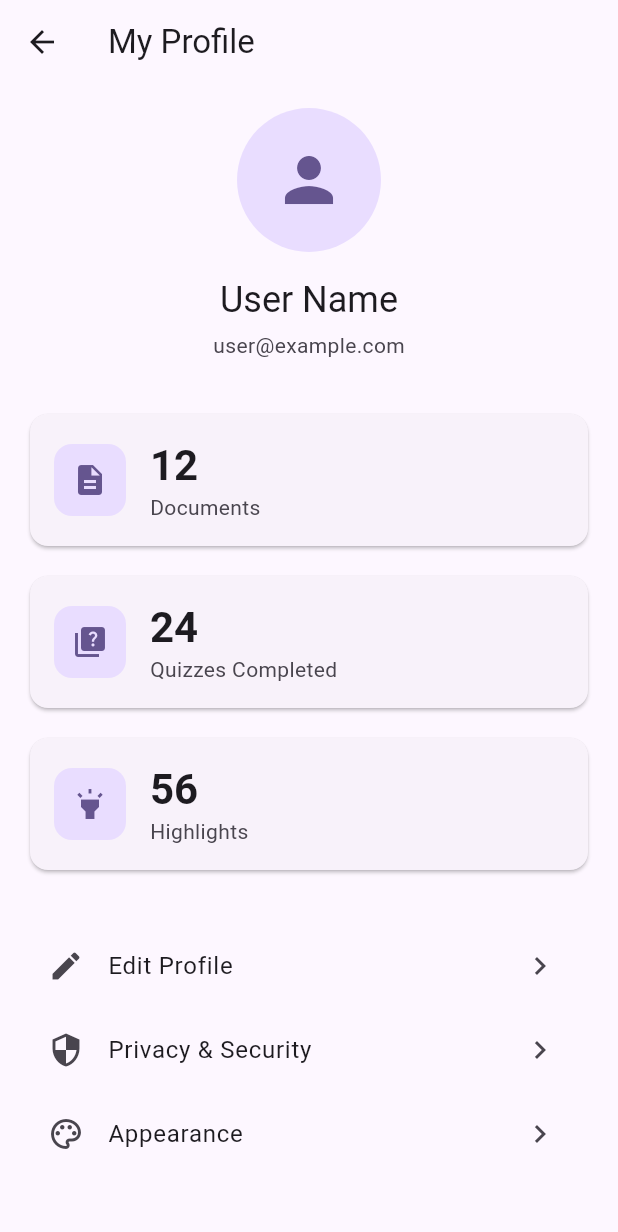
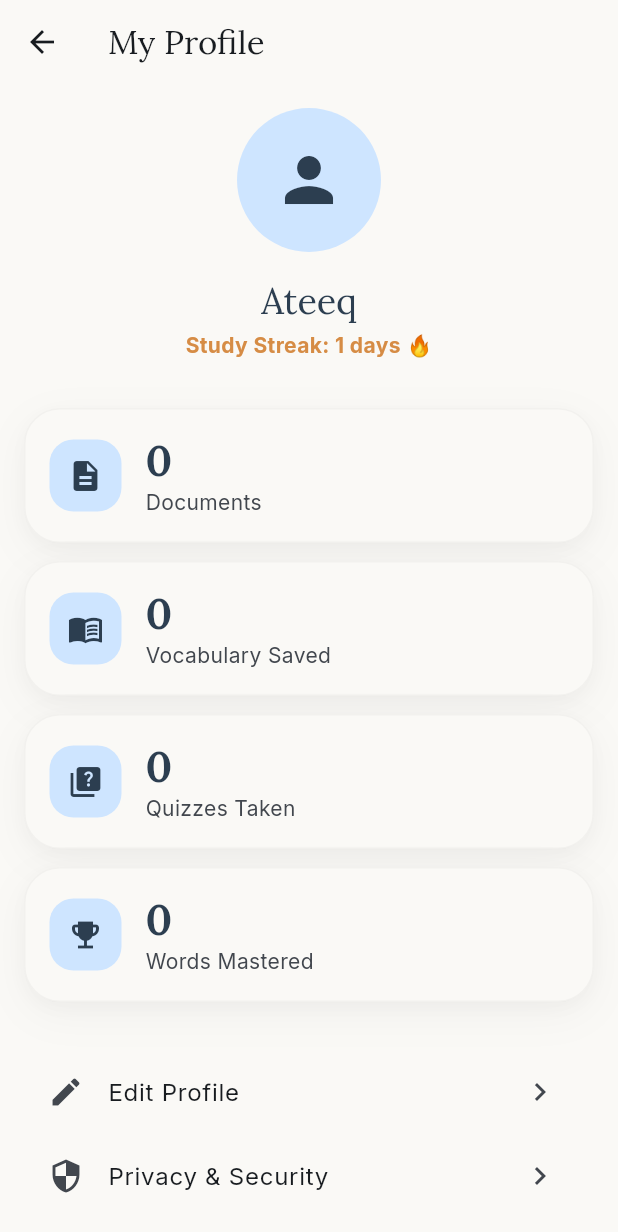
Before and after one commit to Ateeq079/fyp, a Flutter app: the HomePage screen opened directly, in the side drawer, after a tap on "My Profile", on a phone screen of 412 x 824 dp. Shown: the top 1232 px of the screen. Run offline on Flutter 3.47's test engine with Material 3 defaults, Android fonts, the light colour scheme and no system bars; our stand-ins replace file_picker, google_fonts, supabase_flutter; missing offline and left inert: syncfusion_flutter_pdfviewer; accounts and stored records are empty; network calls fail.

Commit message:
feat: implement user statistics service and integrate study summary dashboard into profile and home views

```diff
--- a/frontend/flutter_application/lib/pages/home_page.dart
+++ b/frontend/flutter_application/lib/pages/home_page.dart
@@ -47,11 +47,13 @@ class _HomePageState extends State<HomePage> {
     return Scaffold(
       // --- Top Navigation Bar ---
       appBar: AppBar(
+        centerTitle: true,
         title: Row(
+          mainAxisSize: MainAxisSize.min,
           children: [
             Icon(Icons.auto_stories_rounded, color: colorScheme.primary),
             const SizedBox(width: 8),
-            const Text('LexiNote'),
+            Text('LexiNote', style: Theme.of(context).textTheme.headlineSmall?.copyWith(fontWeight: FontWeight.bold)),
           ],
         ),
         actions: [
@@ -164,6 +166,9 @@ class _HomePageState extends State<HomePage> {
       body: _pages[_selectedIndex],
       // --- Bottom Navigation Bar ---
       bottomNavigationBar: NavigationBar(
+        elevation: 0,
+        backgroundColor: colorScheme.surface,
+        indicatorColor: colorScheme.primaryContainer,
         selectedIndex: _selectedIndex,
         onDestinationSelected: (index) {
           setState(() => _selectedIndex = index);
--- a/frontend/flutter_application/lib/pages/profile_page.dart
+++ b/frontend/flutter_application/lib/pages/profile_page.dart
@@ -1,8 +1,34 @@
 import 'package:flutter/material.dart';
 import '../widgets/stat_card.dart';
+import '../services/stats_service.dart';
 
-class ProfilePage extends StatelessWidget {
+class ProfilePage extends StatefulWidget {
   const ProfilePage({super.key});
+
+  @override
+  State<ProfilePage> createState() => _ProfilePageState();
+}
+
+class _ProfilePageState extends State<ProfilePage> {
+  final _statsService = StatsService();
+  UserStats? _stats;
+  bool _loading = true;
+
+  @override
+  void initState() {
+    super.initState();
+    _loadStats();
+  }
+
+  Future<void> _loadStats() async {
+    final stats = await _statsService.getUserStats();
+    if (mounted) {
+      setState(() {
+        _stats = stats;
+        _loading = false;
+      });
+    }
+  }
 
   @override
   Widget build(BuildContext context) {
@@ -10,7 +36,9 @@ class ProfilePage extends StatelessWidget {
 
     return Scaffold(
       appBar: AppBar(title: const Text('My Profile')),
-      body: ListView(
+      body: _loading
+          ? const Center(child: CircularProgressIndicator())
+          : ListView(
               padding: const EdgeInsets.all(16.0),
               children: [
                 Center(
@@ -27,36 +55,43 @@ class ProfilePage extends StatelessWidget {
                       ),
                       const SizedBox(height: 16),
                       Text(
-                  'User Name',
+                        'Ateeq', // Placeholder for user name
                         style: Theme.of(context).textTheme.headlineSmall,
                       ),
                       const SizedBox(height: 4),
                       Text(
-                  'user@example.com',
+                        'Study Streak: ${_stats?.studyStreakDays ?? 1} days 🔥',
                         style: Theme.of(context).textTheme.bodyMedium?.copyWith(
-                    color: colorScheme.onSurfaceVariant,
+                              color: colorScheme.secondary,
+                              fontWeight: FontWeight.bold,
                             ),
                       ),
                     ],
                   ),
                 ),
                 const SizedBox(height: 32),
-          const StatCard(
+                StatCard(
                   title: 'Documents',
-            value: '12',
+                  value: '${_stats?.totalDocuments ?? 0}',
                   icon: Icons.description,
                 ),
                 const SizedBox(height: 12),
-          const StatCard(
-            title: 'Quizzes Completed',
-            value: '24',
+                StatCard(
+                  title: 'Vocabulary Saved',
+                  value: '${_stats?.totalVocabulary ?? 0}',
+                  icon: Icons.menu_book,
+                ),
+                const SizedBox(height: 12),
+                StatCard(
+                  title: 'Quizzes Taken',
+                  value: '${_stats?.totalQuizzes ?? 0}',
                   icon: Icons.quiz,
                 ),
                 const SizedBox(height: 12),
-          const StatCard(
-            title: 'Highlights',
-            value: '56',
-            icon: Icons.highlight,
+                StatCard(
+                  title: 'Words Mastered',
+                  value: '${_stats?.masteredWords ?? 0}',
+                  icon: Icons.emoji_events,
                 ),
                 const SizedBox(height: 32),
                 ListTile(
@@ -64,12 +99,7 @@ class ProfilePage extends StatelessWidget {
                   title: const Text('Edit Profile'),
                   trailing: const Icon(Icons.chevron_right),
                   onTap: () {
-              ScaffoldMessenger.of(context).showSnackBar(
-                const SnackBar(
-                  content: Text('Edit Profile coming soon'),
-                  behavior: SnackBarBehavior.floating,
-                ),
-              );
+                    _showComingSoon(context, 'Edit Profile');
                   },
                 ),
                 ListTile(
@@ -77,12 +107,7 @@ class ProfilePage extends StatelessWidget {
                   title: const Text('Privacy & Security'),
                   trailing: const Icon(Icons.chevron_right),
                   onTap: () {
-              ScaffoldMessenger.of(context).showSnackBar(
-                const SnackBar(
-                  content: Text('Privacy & Security coming soon'),
-                  behavior: SnackBarBehavior.floating,
-                ),
-              );
+                    _showComingSoon(context, 'Privacy & Security');
                   },
                 ),
                 ListTile(
@@ -90,16 +115,20 @@ class ProfilePage extends StatelessWidget {
                   title: const Text('Appearance'),
                   trailing: const Icon(Icons.chevron_right),
                   onTap: () {
-              ScaffoldMessenger.of(context).showSnackBar(
-                const SnackBar(
-                  content: Text('Appearance settings coming soon'),
-                  behavior: SnackBarBehavior.floating,
-                ),
-              );
+                    _showComingSoon(context, 'Appearance settings');
                   },
                 ),
               ],
             ),
     );
   }
+
+  void _showComingSoon(BuildContext context, String feature) {
+    ScaffoldMessenger.of(context).showSnackBar(
+      SnackBar(
+        content: Text('$feature coming soon'),
+        behavior: SnackBarBehavior.floating,
+      ),
+    );
   }
+}
--- /dev/null
+++ b/frontend/flutter_application/lib/services/stats_service.dart
@@ -0,0 +1,50 @@
+import 'dart:convert';
+import 'package:flutter/foundation.dart';
+import 'api_base.dart';
+
+class UserStats {
+  final int totalDocuments;
+  final int totalVocabulary;
+  final int totalQuizzes;
+  final double averageQuizScore;
+  final int flashcardsDue;
+  final int masteredWords;
+  final int studyStreakDays;
+
+  UserStats({
+    required this.totalDocuments,
+    required this.totalVocabulary,
+    required this.totalQuizzes,
+    required this.averageQuizScore,
+    required this.flashcardsDue,
+    required this.masteredWords,
+    required this.studyStreakDays,
+  });
+
+  factory UserStats.fromJson(Map<String, dynamic> json) {
+    return UserStats(
+      totalDocuments: json['total_documents'] ?? 0,
+      totalVocabulary: json['total_vocabulary'] ?? 0,
+      totalQuizzes: json['total_quizzes'] ?? 0,
+      averageQuizScore: (json['average_quiz_score'] ?? 0.0).toDouble(),
+      flashcardsDue: json['flashcards_due'] ?? 0,
+      masteredWords: json['mastered_words'] ?? 0,
+      studyStreakDays: json['study_streak_days'] ?? 0,
+    );
+  }
+}
+
+class StatsService extends BaseApiService {
+  Future<UserStats?> getUserStats() async {
+    try {
+      final response = await get('/users/me/stats');
+      if (response.statusCode == 200) {
+        return UserStats.fromJson(json.decode(response.body));
+      }
+      return null;
+    } catch (e) {
+      debugPrint('Error fetching stats: $e');
+      return null;
+    }
+  }
+}
--- a/frontend/flutter_application/lib/widgets/documents_view.dart
+++ b/frontend/flutter_application/lib/widgets/documents_view.dart
@@ -4,6 +4,7 @@ import '../services/document_service.dart';
 import '../pages/pdf_viewer_page.dart';
 import 'document_card.dart';
 import 'shared_ui.dart';
+import 'study_summary_header.dart'; // Import the new header
 
 class DocumentsView extends StatefulWidget {
   const DocumentsView({super.key});
@@ -63,6 +64,10 @@ class DocumentsViewState extends State<DocumentsView> {
       child: CustomScrollView(
         physics: const AlwaysScrollableScrollPhysics(),
         slivers: [
+          // --- Study Stats Header ---
+          const SliverToBoxAdapter(
+            child: StudySummaryHeader(),
+          ),
           SliverToBoxAdapter(
             child: Padding(
               padding: const EdgeInsets.fromLTRB(16, 16, 16, 0),
--- a/frontend/flutter_application/lib/widgets/shared_ui.dart
+++ b/frontend/flutter_application/lib/widgets/shared_ui.dart
@@ -64,3 +64,56 @@ class SharedUI {
     );
   }
 }
+
+class SoftCard extends StatelessWidget {
+  final Widget child;
+  final EdgeInsetsGeometry padding;
+  final VoidCallback? onTap;
+  final VoidCallback? onLongPress;
+
+  const SoftCard({
+    super.key,
+    required this.child,
+    this.padding = const EdgeInsets.all(16.0),
+    this.onTap,
+    this.onLongPress,
+  });
+
+  @override
+  Widget build(BuildContext context) {
+    return Container(
+      decoration: BoxDecoration(
+        color: Theme.of(context).cardColor,
+        borderRadius: BorderRadius.circular(24),
+        boxShadow: [
+          BoxShadow(
+            color: Colors.black.withOpacity(0.04),
+            blurRadius: 24,
+            offset: const Offset(0, 8),
+          ),
+          BoxShadow(
+            color: Colors.black.withOpacity(0.02),
+            blurRadius: 8,
+            offset: const Offset(0, 4),
+          ),
+        ],
+        border: Border.all(
+          color: Colors.black.withOpacity(0.03),
+          width: 1,
+        ),
+      ),
+      child: Material(
+        color: Colors.transparent,
+        child: InkWell(
+          borderRadius: BorderRadius.circular(24),
+          onTap: onTap,
+          onLongPress: onLongPress,
+          child: Padding(
+            padding: padding,
+            child: child,
+          ),
+        ),
+      ),
+    );
+  }
+}
--- a/frontend/flutter_application/lib/widgets/stat_card.dart
+++ b/frontend/flutter_application/lib/widgets/stat_card.dart
@@ -1,4 +1,5 @@
 import 'package:flutter/material.dart';
+import 'shared_ui.dart';
 
 class StatCard extends StatelessWidget {
   final String title;
@@ -16,8 +17,7 @@ class StatCard extends StatelessWidget {
   Widget build(BuildContext context) {
     final colorScheme = Theme.of(context).colorScheme;
 
-    return Card(
-      child: Padding(
+    return SoftCard(
       padding: const EdgeInsets.all(16.0),
       child: Row(
         children: [
@@ -25,7 +25,7 @@ class StatCard extends StatelessWidget {
             padding: const EdgeInsets.all(12),
             decoration: BoxDecoration(
               color: colorScheme.primaryContainer,
-                borderRadius: BorderRadius.circular(12),
+              borderRadius: BorderRadius.circular(16),
             ),
             child: Icon(icon, color: colorScheme.primary),
           ),
@@ -49,7 +49,6 @@ class StatCard extends StatelessWidget {
           ),
         ],
       ),
-      ),
     );
   }
 }
--- a/frontend/flutter_application/pubspec.yaml
+++ b/frontend/flutter_application/pubspec.yaml
@@ -42,6 +42,8 @@ dependencies:
   path_provider: ^2.1.0
   url_launcher: ^6.3.2
   supabase_flutter: ^2.12.2
+  syncfusion_flutter_pdf: ^32.2.9
+  google_fonts: ^8.0.2
 
 dev_dependencies:
   flutter_test:
```
Also changed, not shown: frontend/flutter_application/lib/main.dart (+30 -7 lines), frontend/flutter_application/lib/pages/pdf_viewer_page.dart (+50 -19 lines), frontend/flutter_application/lib/services/document_service.dart (+37 -0 lines), frontend/flutter_application/lib/widgets/document_card.dart (+24 -21 lines), frontend/flutter_application/lib/widgets/study_summary_header.dart (added, +174 -0 lines), frontend/flutter_application/pubspec.lock, 2 other files. Lines whose indentation alone changed are shown as unchanged.
